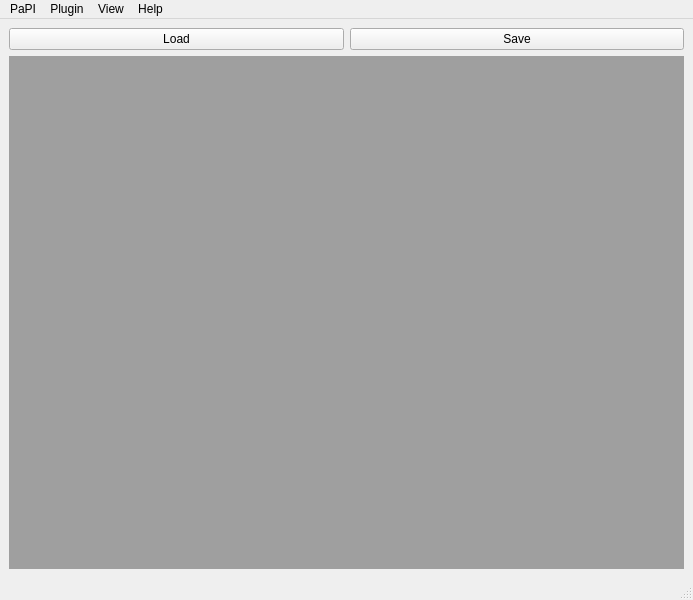
Above: ui/gui/qt_new/main.ui from TUB-Control/PaPI before the change. Below: the same form after it.
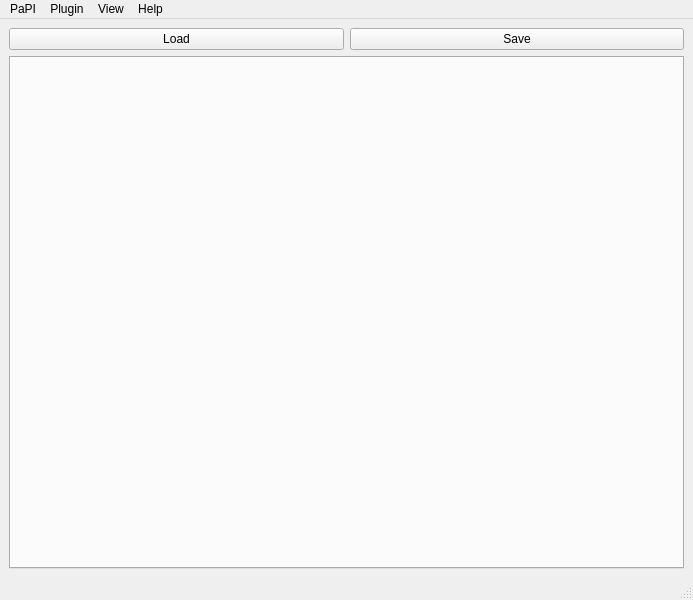
That is the form after the change.

Diff of the .ui file:
```diff
--- a/ui/gui/qt_new/main.ui
+++ b/ui/gui/qt_new/main.ui
@@ -35,17 +35,17 @@
         </item>
        </layout>
       </item>
+     </layout>
+    </item>
       <item>
-       <widget class="QMdiArea" name="widgetArea">
-        <property name="verticalScrollBarPolicy">
-         <enum>Qt::ScrollBarAsNeeded</enum>
-        </property>
-        <property name="horizontalScrollBarPolicy">
-         <enum>Qt::ScrollBarAsNeeded</enum>
-        </property>
-       </widget>
-      </item>
-     </layout>
+     <widget class="QTabWidget" name="widgetTabs">
+      <property name="contextMenuPolicy">
+       <enum>Qt::DefaultContextMenu</enum>
+      </property>
+      <property name="currentIndex">
+       <number>-1</number>
+      </property>
+     </widget>
     </item>
    </layout>
   </widget>
```
Lines whose indentation alone changed are shown as unchanged.
